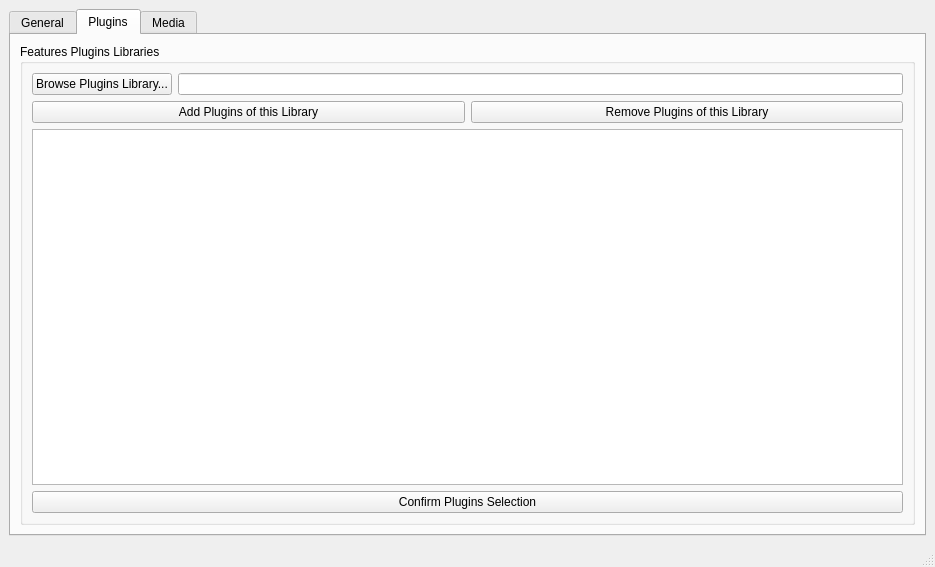
First picture: the form in apps/multimediacycle-osg-qt/settings.ui, repository MediaCycle/MediaCycle, before the edit.
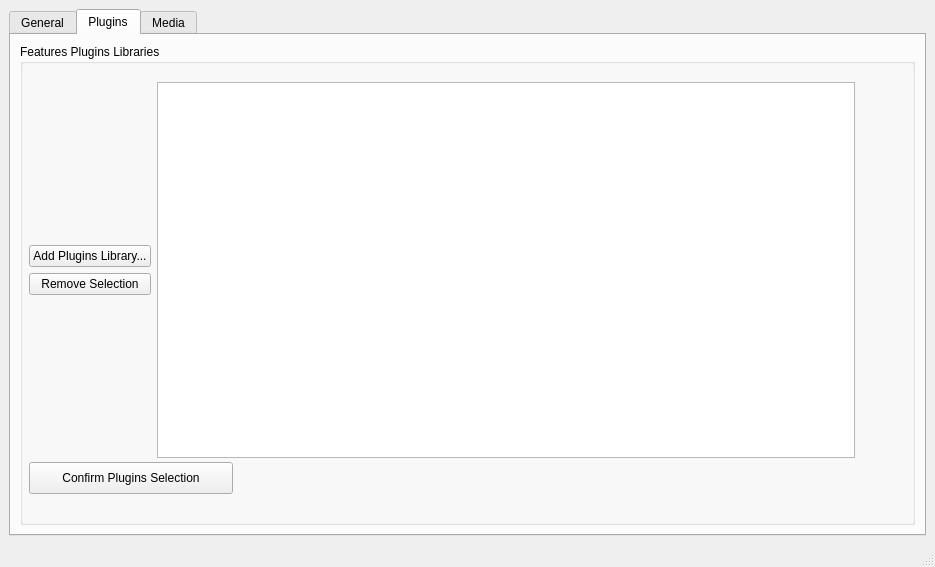
Second picture: the form after the edit.

Commit message: added custom selection of plugins in multimediacycle-osg-qt using qt's model/view added beginning of XML config file (still needs to add the plugins' config)

Diff of the .ui file:
```diff
--- a/apps/multimediacycle-osg-qt/settings.ui
+++ b/apps/multimediacycle-osg-qt/settings.ui
@@ -178,60 +178,78 @@
           <property name="title">
            <string>Features Plugins Libraries</string>
           </property>
-          <layout class="QGridLayout" name="gridLayout_3">
-           <item row="0" column="0">
+          <widget class="QPushButton" name="buttonConfirmPluginsSelection">
+           <property name="geometry">
+            <rect>
+             <x>9</x>
+             <y>418</y>
+             <width>204</width>
+             <height>32</height>
+            </rect>
+           </property>
+           <property name="text">
+            <string>Confirm Plugins Selection</string>
+           </property>
+          </widget>
+          <widget class="QWidget" name="">
+           <property name="geometry">
+            <rect>
+             <x>9</x>
+             <y>38</y>
+             <width>826</width>
+             <height>376</height>
+            </rect>
+           </property>
             <layout class="QHBoxLayout" name="horizontalLayout">
              <item>
-              <widget class="QPushButton" name="buttonBrowsePluginsLibrary">
-               <property name="text">
-                <string>Browse Plugins Library...</string>
-               </property>
-              </widget>
-             </item>
+             <layout class="QVBoxLayout" name="verticalLayout">
              <item>
-              <widget class="QLineEdit" name="lineEditPluginsLibrary">
-               <property name="sizePolicy">
-                <sizepolicy hsizetype="Expanding" vsizetype="Fixed">
-                 <horstretch>0</horstretch>
-                 <verstretch>0</verstretch>
-                </sizepolicy>
-               </property>
-               <property name="dragEnabled">
-                <bool>true</bool>
-               </property>
-              </widget>
-             </item>
-            </layout>
-           </item>
-           <item row="1" column="0">
-            <layout class="QHBoxLayout" name="horizontalLayout_2">
+               <spacer name="verticalSpacer">
+                <property name="orientation">
+                 <enum>Qt::Vertical</enum>
+                </property>
+                <property name="sizeHint" stdset="0">
+                 <size>
+                  <width>20</width>
+                  <height>103</height>
+                 </size>
+                </property>
+               </spacer>
+              </item>
              <item>
               <widget class="QPushButton" name="buttonAddPluginsLibrary">
                <property name="text">
-                <string>Add Plugins of this Library</string>
+                 <string>Add Plugins Library...</string>
                </property>
               </widget>
              </item>
              <item>
               <widget class="QPushButton" name="buttonRemovePluginsLibrary">
                <property name="text">
-                <string>Remove Plugins of this Library</string>
+                 <string>Remove Selection</string>
                </property>
               </widget>
              </item>
-            </layout>
-           </item>
-           <item row="2" column="0">
-            <widget class="QListWidget" name="listWidgetFeaturesPlugins"/>
-           </item>
-           <item row="3" column="0">
-            <widget class="QPushButton" name="buttonConfirmPluginsSelection">
-             <property name="text">
-              <string>Confirm Plugins Selection</string>
-             </property>
-            </widget>
-           </item>
-          </layout>
+              <item>
+               <spacer name="verticalSpacer_2">
+                <property name="orientation">
+                 <enum>Qt::Vertical</enum>
+                </property>
+                <property name="sizeHint" stdset="0">
+                 <size>
+                  <width>20</width>
+                  <height>108</height>
+                 </size>
+                </property>
+               </spacer>
+              </item>
+             </layout>
+            </item>
+            <item>
+             <widget class="QTreeView" name="treeViewPluginsLibrairies"/>
+            </item>
+           </layout>
+          </widget>
          </widget>
         </item>
        </layout>
```
Left out of the diff: 40 changed lines with no effect on the pictures. Lines whose indentation alone changed are shown as unchanged. The commit also changes 15 other files.
